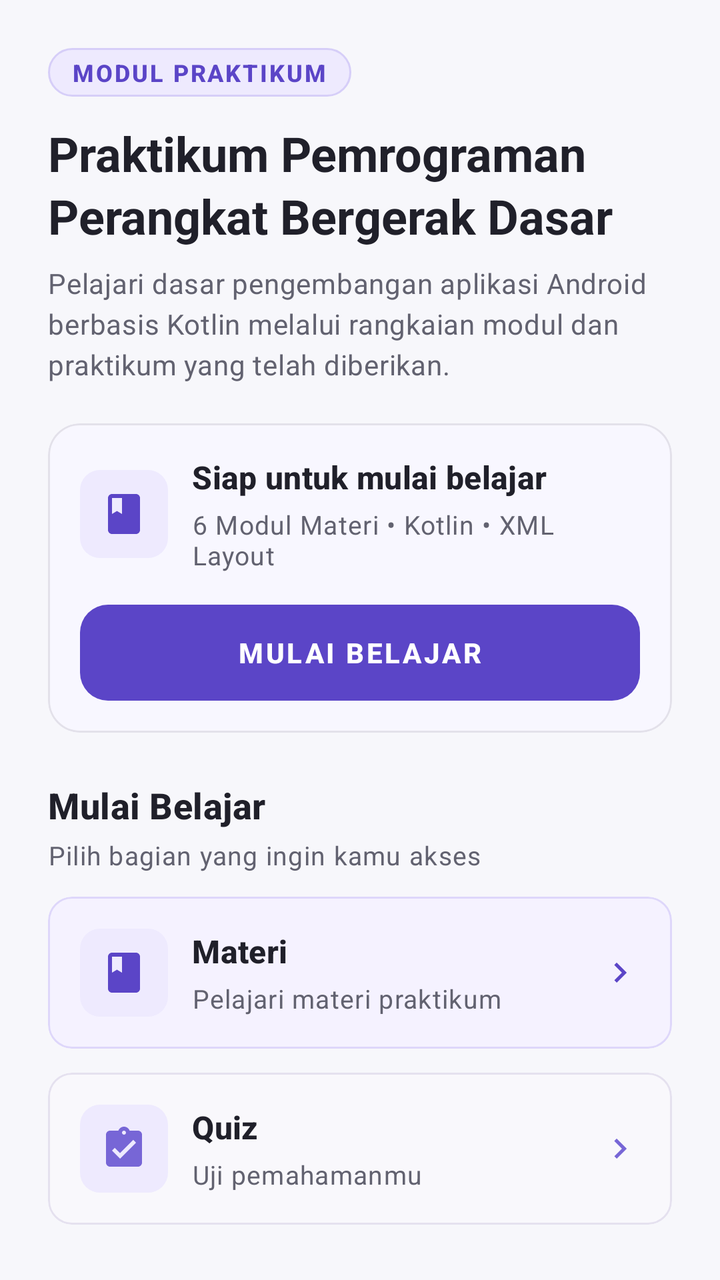
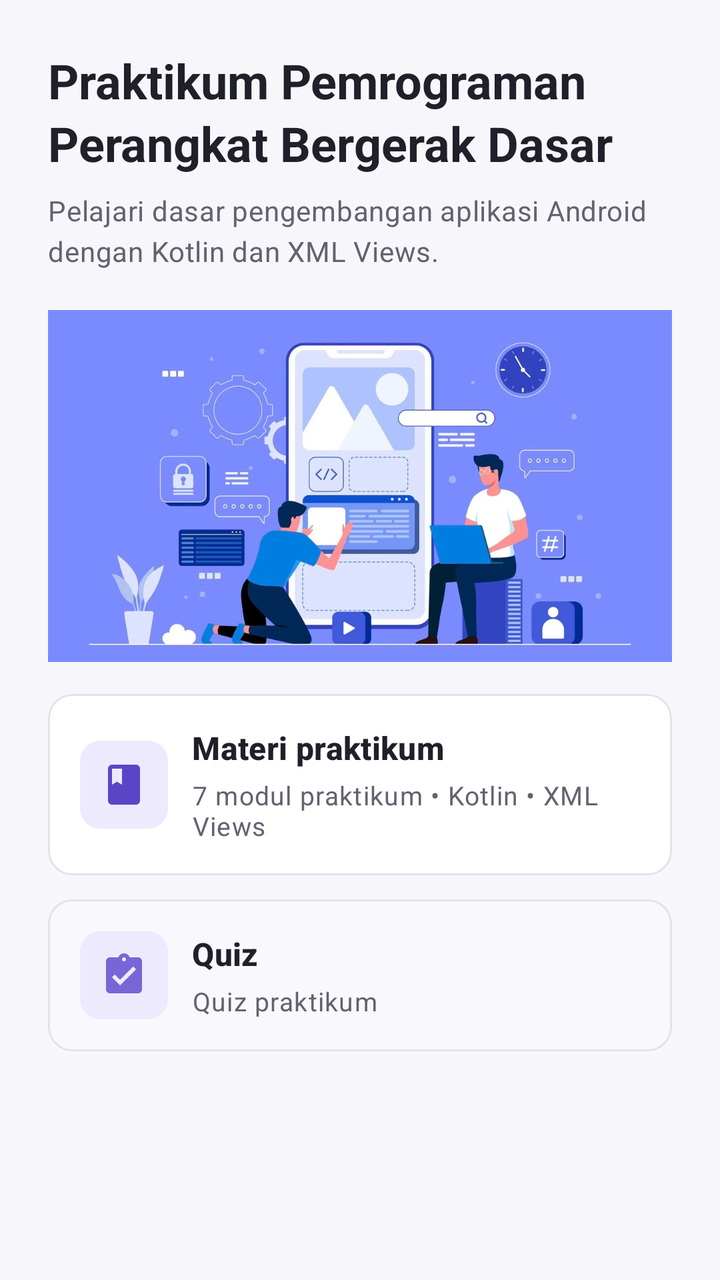

The first picture is an Android layout as it rendered before a commit; the second is the same layout after the commit. The layout source and the unified diff follow.
<!-- AndroidManifest.xml: application theme Theme.CourseApp -->
<!-- res/layout/fragment_home.xml -->
<?xml version="1.0" encoding="utf-8"?>
<androidx.core.widget.NestedScrollView xmlns:android="http://schemas.android.com/apk/res/android"
    xmlns:app="http://schemas.android.com/apk/res-auto"
    xmlns:tools="http://schemas.android.com/tools"
    android:layout_width="match_parent"
    android:layout_height="match_parent"
    android:fillViewport="true"
    android:background="@color/background">

    <LinearLayout
        android:layout_width="match_parent"
        android:layout_height="wrap_content"
        android:orientation="vertical"
        android:paddingStart="@dimen/page_padding_horizontal"
        android:paddingTop="@dimen/page_padding_vertical"
        android:paddingEnd="@dimen/page_padding_horizontal"
        android:paddingBottom="@dimen/space_24"
        android:clipToPadding="false">

        <TextView
            android:id="@+id/tvCourseBadge"
            android:layout_width="wrap_content"
            android:layout_height="wrap_content"
            android:background="@drawable/bg_badge_unavailable"
            android:paddingStart="@dimen/space_12"
            android:paddingTop="@dimen/space_4"
            android:paddingEnd="@dimen/space_12"
            android:paddingBottom="@dimen/space_4"
            android:text="@string/home_class_badge"
            android:textAppearance="@style/TextAppearance.CourseApp.Label"
            android:letterSpacing="0.08" />

        <TextView
            android:id="@+id/tvHomeCourseTitle"
            android:layout_width="wrap_content"
            android:layout_height="wrap_content"
            android:layout_marginTop="@dimen/space_12"
            android:text="@string/home_course_title"
            android:textAppearance="@style/TextAppearance.CourseApp.ScreenTitle"
            android:lineSpacingExtra="3dp" />

        <TextView
            android:id="@+id/tvHomeCourseDesc"
            android:layout_width="wrap_content"
            android:layout_height="wrap_content"
            android:layout_marginTop="@dimen/space_8"
            android:text="@string/home_course_desc"
            android:textAppearance="@style/TextAppearance.CourseApp.Body"
            android:textColor="@color/secondary_text"
            android:lineSpacingExtra="4dp" />

        <com.google.android.material.card.MaterialCardView
            android:id="@+id/cardHeroCourse"
            android:layout_width="match_parent"
            android:layout_height="wrap_content"
            android:layout_marginTop="@dimen/space_20"
            style="@style/Widget.CourseApp.FeatureCard"
            app:cardBackgroundColor="@color/surface_tinted">

            <LinearLayout
                android:layout_width="match_parent"
                android:layout_height="wrap_content"
                android:orientation="vertical"
                android:padding="@dimen/space_16">

                <LinearLayout
                    android:layout_width="match_parent"
                    android:layout_height="wrap_content"
                    android:gravity="center_vertical"
                    android:orientation="horizontal">

                    <FrameLayout
                        android:layout_width="@dimen/icon_container_size"
                        android:layout_height="@dimen/icon_container_size"
                        android:background="@drawable/bg_number_badge">

                        <ImageView
                            android:layout_width="24dp"
                            android:layout_height="24dp"
                            android:layout_gravity="center"
                            android:contentDescription="@null"
                            android:src="@drawable/ic_materi"
                            app:tint="@color/primary" />
                    </FrameLayout>

                    <LinearLayout
                        android:layout_width="0dp"
                        android:layout_height="wrap_content"
                        android:layout_marginStart="@dimen/space_12"
                        android:layout_weight="1"
                        android:orientation="vertical">

                        <TextView
                            android:layout_width="wrap_content"
                            android:layout_height="wrap_content"
                            android:text="@string/home_progress_title"
                            android:textAppearance="@style/TextAppearance.CourseApp.CardTitle" />

                        <TextView
                            android:id="@+id/tvCourseMeta"
                            android:layout_width="wrap_content"
                            android:layout_height="wrap_content"
                            android:layout_marginTop="@dimen/space_4"
                            android:text="@string/home_meta_topics"
                            android:textAppearance="@style/TextAppearance.CourseApp.Supporting" />
                    </LinearLayout>
                </LinearLayout>

                <androidx.appcompat.widget.AppCompatButton
                    android:id="@+id/btnContinueLearning"
                    style="@style/CustomRoundedButton"
                    android:layout_width="match_parent"
                    android:layout_height="wrap_content"
                    android:layout_marginTop="@dimen/space_16"
                    android:text="@string/home_continue_learning" />

            </LinearLayout>

        </com.google.android.material.card.MaterialCardView>

        <TextView
            android:id="@+id/tvSectionNavTitle"
            android:layout_width="wrap_content"
            android:layout_height="wrap_content"
            android:layout_marginTop="@dimen/space_24"
            android:text="@string/home_section_nav_title"
            android:textAppearance="@style/TextAppearance.CourseApp.SectionTitle" />

        <TextView
            android:id="@+id/tvSectionNavDesc"
            android:layout_width="wrap_content"
            android:layout_height="wrap_content"
            android:layout_marginTop="@dimen/space_4"
            android:text="@string/home_section_nav_desc"
            android:textAppearance="@style/TextAppearance.CourseApp.Supporting" />

        <com.google.android.material.card.MaterialCardView
            android:id="@+id/cardNavMateri"
            android:layout_width="match_parent"
            android:layout_height="wrap_content"
            android:layout_marginTop="@dimen/space_12"
            android:clickable="true"
            android:focusable="true"
            style="@style/Widget.CourseApp.Card"
            app:strokeColor="@color/accent_materi_border"
            app:strokeWidth="1dp"
            app:cardBackgroundColor="@color/accent_materi_bg">

            <LinearLayout
                android:layout_width="match_parent"
                android:layout_height="wrap_content"
                android:orientation="horizontal"
                android:gravity="center_vertical"
                android:padding="@dimen/space_16">

                <FrameLayout
                    android:layout_width="@dimen/icon_container_size"
                    android:layout_height="@dimen/icon_container_size"
                    android:background="@drawable/bg_number_badge">

                    <ImageView
                        android:layout_width="24dp"
                        android:layout_height="24dp"
                        android:layout_gravity="center"
                        android:src="@drawable/ic_materi"
                        app:tint="@color/primary"
                        android:contentDescription="@null" />
                </FrameLayout>

                <LinearLayout
                    android:layout_width="0dp"
                    android:layout_height="wrap_content"
                    android:layout_weight="1"
                    android:layout_marginStart="@dimen/space_12"
                    android:layout_marginEnd="@dimen/space_8"
                    android:orientation="vertical">

                    <TextView
                        android:layout_width="wrap_content"
                        android:layout_height="wrap_content"
                        android:text="@string/home_nav_materi_title"
                        android:textAppearance="@style/TextAppearance.CourseApp.CardTitle" />

                    <TextView
                        android:layout_width="wrap_content"
                        android:layout_height="wrap_content"
                        android:layout_marginTop="@dimen/space_4"
                        android:text="@string/home_nav_materi_desc"
                        android:textAppearance="@style/TextAppearance.CourseApp.Supporting" />

                </LinearLayout>

                <ImageView
                    android:layout_width="20dp"
                    android:layout_height="20dp"
                    android:src="@drawable/ic_arrow_forward"
                    app:tint="@color/primary"
                    android:contentDescription="@null" />

            </LinearLayout>

        </com.google.android.material.card.MaterialCardView>

        <com.google.android.material.card.MaterialCardView
            android:id="@+id/cardNavQuiz"
            android:layout_width="match_parent"
            android:layout_height="wrap_content"
            android:layout_marginTop="@dimen/space_12"
            android:clickable="true"
            android:focusable="true"
            style="@style/Widget.CourseApp.Card"
            app:strokeColor="@color/accent_quiz_border"
            app:strokeWidth="1dp"
            app:cardBackgroundColor="@color/accent_quiz_bg">

            <LinearLayout
                android:layout_width="match_parent"
                android:layout_height="wrap_content"
                android:orientation="horizontal"
                android:gravity="center_vertical"
                android:padding="@dimen/space_16">

                <FrameLayout
                    android:layout_width="@dimen/icon_container_size"
                    android:layout_height="@dimen/icon_container_size"
                    android:background="@drawable/bg_number_badge">

                    <ImageView
                        android:layout_width="24dp"
                        android:layout_height="24dp"
                        android:layout_gravity="center"
                        android:src="@drawable/ic_quiz"
                        app:tint="@color/secondary"
                        android:contentDescription="@null" />
                </FrameLayout>

                <LinearLayout
                    android:layout_width="0dp"
                    android:layout_height="wrap_content"
                    android:layout_weight="1"
                    android:layout_marginStart="@dimen/space_12"
                    android:layout_marginEnd="@dimen/space_8"
                    android:orientation="vertical">

                    <TextView
                        android:layout_width="wrap_content"
                        android:layout_height="wrap_content"
                        android:text="@string/home_nav_quiz_title"
                        android:textAppearance="@style/TextAppearance.CourseApp.CardTitle" />

                    <TextView
                        android:layout_width="wrap_content"
                        android:layout_height="wrap_content"
                        android:layout_marginTop="@dimen/space_4"
                        android:text="@string/home_nav_quiz_desc"
                        android:textAppearance="@style/TextAppearance.CourseApp.Supporting" />

                </LinearLayout>

                <ImageView
                    android:layout_width="20dp"
                    android:layout_height="20dp"
                    android:src="@drawable/ic_arrow_forward"
                    app:tint="@color/secondary"
                    android:contentDescription="@null" />

            </LinearLayout>

        </com.google.android.material.card.MaterialCardView>

        <View
            android:layout_width="match_parent"
            android:layout_height="1dp"
            android:layout_marginTop="@dimen/space_32"
            android:background="@color/border_subtle" />

        <LinearLayout
            android:layout_width="match_parent"
            android:layout_height="wrap_content"
            android:orientation="vertical"
            android:gravity="center"
            android:layout_marginTop="@dimen/space_16"
            android:layout_marginBottom="@dimen/space_24">

            <TextView
                android:id="@+id/tvFooterBrand"
                android:layout_width="wrap_content"
                android:layout_height="wrap_content"
                android:text="@string/home_footer_brand"
                android:textAppearance="@style/TextAppearance.CourseApp.Supporting"
                android:textStyle="bold"
                android:letterSpacing="0.02" />

            <TextView
                android:id="@+id/tvFooterSub"
                android:layout_width="wrap_content"
                android:layout_height="wrap_content"
                android:layout_marginTop="@dimen/space_4"
                android:text="@string/home_footer_sub"
                android:textAppearance="@style/TextAppearance.CourseApp.Label"
                android:textColor="@color/muted_text" />

        </LinearLayout>

    </LinearLayout>

</androidx.core.widget.NestedScrollView>
<!-- resources referenced by this layout -->
<resources>
  <color name="accent_materi_bg">#F5F2FF</color>
  <color name="accent_materi_border">#DED7FA</color>
  <color name="border_subtle">#ECEAF1</color>
  <color name="muted_text">#797987</color>
  <color name="surface_tinted">#F8F7FF</color>
  <dimen name="space_32">32dp</dimen>
  <!-- drawable bg_badge_unavailable (drawable) -->
  <?xml version="1.0" encoding="utf-8"?>
  <shape xmlns:android="http://schemas.android.com/apk/res/android"
      android:shape="rectangle">
      <solid android:color="@color/badge_bg" />
      <stroke
          android:width="1dp"
          android:color="#D6CEF8" />
      <corners android:radius="20dp" />
  </shape>
  <!-- drawable ic_arrow_forward (drawable) -->
  <vector xmlns:android="http://schemas.android.com/apk/res/android"
      android:width="24dp"
      android:height="24dp"
      android:viewportWidth="24"
      android:viewportHeight="24">
      <path
          android:fillColor="#FF000000"
          android:pathData="M8.59,16.59L13.17,12 8.59,7.41 10,6l6,6 -6,6 -1.41,-1.41z" />
  </vector>
  <string name="home_class_badge">MODUL PRAKTIKUM</string>
  <string name="home_continue_learning">Mulai belajar</string>
  <string name="home_course_desc">Pelajari dasar pengembangan aplikasi Android berbasis Kotlin melalui rangkaian modul dan praktikum yang telah diberikan.</string>
  <string name="home_footer_brand">Course App</string>
  <string name="home_footer_sub">Praktikum Pemrograman Perangkat Bergerak Dasar</string>
  <string name="home_meta_topics">6 Modul Materi • Kotlin • XML Layout</string>
  <string name="home_nav_materi_desc">Pelajari materi praktikum</string>
  <string name="home_nav_materi_title">Materi</string>
  <string name="home_nav_quiz_desc">Uji pemahamanmu</string>
  <string name="home_progress_title">Siap untuk mulai belajar</string>
  <string name="home_section_nav_desc">Pilih bagian yang ingin kamu akses</string>
  <string name="home_section_nav_title">Mulai Belajar</string>
  <style name="CustomRoundedButton" parent="Widget.MaterialComponents.Button">
          <item name="android:background">@drawable/rounded_button</item>
          <item name="backgroundTint">@null</item>
          <item name="android:textColor">@color/white</item>
          <item name="android:textSize">14sp</item>
          <item name="android:textStyle">bold</item>
          <item name="android:minHeight">@dimen/button_min_height</item>
          <item name="android:paddingTop">12dp</item>
          <item name="android:paddingBottom">12dp</item>
          <item name="android:paddingStart">20dp</item>
          <item name="android:paddingEnd">20dp</item>
          <item name="android:stateListAnimator">@null</item>
          <item name="android:gravity">center</item>
      </style>
  <style name="TextAppearance.CourseApp.Label" parent="TextAppearance.Material3.LabelMedium">
          <item name="android:textColor">@color/primary</item>
          <item name="android:textSize">12sp</item>
          <item name="android:textStyle">bold</item>
      </style>
  <style name="TextAppearance.CourseApp.SectionTitle" parent="TextAppearance.Material3.TitleMedium">
          <item name="android:textColor">@color/primary_text</item>
          <item name="android:textSize">18sp</item>
          <item name="android:textStyle">bold</item>
      </style>
  <style name="Widget.CourseApp.FeatureCard" parent="Widget.CourseApp.Card">
          <item name="cardCornerRadius">@dimen/radius_large</item>
      </style>
  <color name="badge_bg">#EEEAFE</color>
  <!-- drawable rounded_button (drawable) -->
  <?xml version="1.0" encoding="utf-8"?>
  <selector xmlns:android="http://schemas.android.com/apk/res/android">
      
      <item android:state_pressed="true">
          <shape android:shape="rectangle">
              <solid android:color="@color/primary_dark" />
              <corners android:radius="14dp" />
          </shape>
      </item>
      
      <item>
          <shape android:shape="rectangle">
              <solid android:color="@color/primary" />
              <corners android:radius="14dp" />
          </shape>
      </item>
  </selector>
  <color name="white">#FFFFFFFF</color>
  <dimen name="button_min_height">48dp</dimen>
  <dimen name="radius_large">16dp</dimen>
  <color name="primary_dark">#4633A6</color>
  <!-- unchanged entries left out for length: 32 -->
</resources>

<!-- the commit's change to res/layout/fragment_home.xml (unified diff, before → after) -->
@@ -18,23 +18,9 @@
         android:clipToPadding="false">
 
         <TextView
-            android:id="@+id/tvCourseBadge"
-            android:layout_width="wrap_content"
-            android:layout_height="wrap_content"
-            android:background="@drawable/bg_badge_unavailable"
-            android:paddingStart="@dimen/space_12"
-            android:paddingTop="@dimen/space_4"
-            android:paddingEnd="@dimen/space_12"
-            android:paddingBottom="@dimen/space_4"
-            android:text="@string/home_class_badge"
-            android:textAppearance="@style/TextAppearance.CourseApp.Label"
-            android:letterSpacing="0.08" />
-
-        <TextView
             android:id="@+id/tvHomeCourseTitle"
             android:layout_width="wrap_content"
             android:layout_height="wrap_content"
-            android:layout_marginTop="@dimen/space_12"
             android:text="@string/home_course_title"
             android:textAppearance="@style/TextAppearance.CourseApp.ScreenTitle"
             android:lineSpacingExtra="3dp" />
@@ -49,13 +35,24 @@
             android:textColor="@color/secondary_text"
             android:lineSpacingExtra="4dp" />
 
+        <ImageView
+            android:id="@+id/ivHomeCourse"
+            android:layout_width="match_parent"
+            android:layout_height="176dp"
+            android:layout_marginTop="@dimen/space_20"
+            android:contentDescription="@string/home_course_placeholder_alt"
+            android:scaleType="centerCrop"
+            android:src="@drawable/home_course" />
+
         <com.google.android.material.card.MaterialCardView
             android:id="@+id/cardHeroCourse"
             android:layout_width="match_parent"
             android:layout_height="wrap_content"
-            android:layout_marginTop="@dimen/space_20"
-            style="@style/Widget.CourseApp.FeatureCard"
-            app:cardBackgroundColor="@color/surface_tinted">
+            android:layout_marginTop="@dimen/space_16"
+            android:clickable="true"
+            android:focusable="true"
+            style="@style/Widget.CourseApp.Card"
+            app:cardBackgroundColor="@color/surface">
 
             <LinearLayout
                 android:layout_width="match_parent"
@@ -105,97 +102,6 @@
                             android:textAppearance="@style/TextAppearance.CourseApp.Supporting" />
                     </LinearLayout>
                 </LinearLayout>
-
-                <androidx.appcompat.widget.AppCompatButton
-                    android:id="@+id/btnContinueLearning"
-                    style="@style/CustomRoundedButton"
-                    android:layout_width="match_parent"
-                    android:layout_height="wrap_content"
-                    android:layout_marginTop="@dimen/space_16"
-                    android:text="@string/home_continue_learning" />
-
-            </LinearLayout>
-
-        </com.google.android.material.card.MaterialCardView>
-
-        <TextView
-            android:id="@+id/tvSectionNavTitle"
-            android:layout_width="wrap_content"
-            android:layout_height="wrap_content"
-            android:layout_marginTop="@dimen/space_24"
-            android:text="@string/home_section_nav_title"
-            android:textAppearance="@style/TextAppearance.CourseApp.SectionTitle" />
-
-        <TextView
-            android:id="@+id/tvSectionNavDesc"
-            android:layout_width="wrap_content"
-            android:layout_height="wrap_content"
-            android:layout_marginTop="@dimen/space_4"
-            android:text="@string/home_section_nav_desc"
-            android:textAppearance="@style/TextAppearance.CourseApp.Supporting" />
-
-        <com.google.android.material.card.MaterialCardView
-            android:id="@+id/cardNavMateri"
-            android:layout_width="match_parent"
-            android:layout_height="wrap_content"
-            android:layout_marginTop="@dimen/space_12"
-            android:clickable="true"
-            android:focusable="true"
-            style="@style/Widget.CourseApp.Card"
-            app:strokeColor="@color/accent_materi_border"
-            app:strokeWidth="1dp"
-            app:cardBackgroundColor="@color/accent_materi_bg">
-
-            <LinearLayout
-                android:layout_width="match_parent"
-                android:layout_height="wrap_content"
-                android:orientation="horizontal"
-                android:gravity="center_vertical"
-                android:padding="@dimen/space_16">
-
-                <FrameLayout
-                    android:layout_width="@dimen/icon_container_size"
-                    android:layout_height="@dimen/icon_container_size"
-                    android:background="@drawable/bg_number_badge">
-
-                    <ImageView
-                        android:layout_width="24dp"
-                        android:layout_height="24dp"
-                        android:layout_gravity="center"
-                        android:src="@drawable/ic_materi"
-                        app:tint="@color/primary"
-                        android:contentDescription="@null" />
-                </FrameLayout>
-
-                <LinearLayout
-                    android:layout_width="0dp"
-                    android:layout_height="wrap_content"
-                    android:layout_weight="1"
-                    android:layout_marginStart="@dimen/space_12"
-                    android:layout_marginEnd="@dimen/space_8"
-                    android:orientation="vertical">
-
-                    <TextView
-                        android:layout_width="wrap_content"
-                        android:layout_height="wrap_content"
-                        android:text="@string/home_nav_materi_title"
-                        android:textAppearance="@style/TextAppearance.CourseApp.CardTitle" />
-
-                    <TextView
-                        android:layout_width="wrap_content"
-                        android:layout_height="wrap_content"
-                        android:layout_marginTop="@dimen/space_4"
-                        android:text="@string/home_nav_materi_desc"
-                        android:textAppearance="@style/TextAppearance.CourseApp.Supporting" />
-
-                </LinearLayout>
-
-                <ImageView
-                    android:layout_width="20dp"
-                    android:layout_height="20dp"
-                    android:src="@drawable/ic_arrow_forward"
-                    app:tint="@color/primary"
-                    android:contentDescription="@null" />
 
             </LinearLayout>
 
@@ -257,51 +163,10 @@
 
                 </LinearLayout>
 
-                <ImageView
-                    android:layout_width="20dp"
-                    android:layout_height="20dp"
-                    android:src="@drawable/ic_arrow_forward"
-                    app:tint="@color/secondary"
-                    android:contentDescription="@null" />
-
             </LinearLayout>
 
         </com.google.android.material.card.MaterialCardView>
 
-        <View
-            android:layout_width="match_parent"
-            android:layout_height="1dp"
-            android:layout_marginTop="@dimen/space_32"
-            android:background="@color/border_subtle" />
-
-        <LinearLayout
-            android:layout_width="match_parent"
-            android:layout_height="wrap_content"
-            android:orientation="vertical"
-            android:gravity="center"
-            android:layout_marginTop="@dimen/space_16"
-            android:layout_marginBottom="@dimen/space_24">
-
-            <TextView
-                android:id="@+id/tvFooterBrand"
-                android:layout_width="wrap_content"
-                android:layout_height="wrap_content"
-                android:text="@string/home_footer_brand"
-                android:textAppearance="@style/TextAppearance.CourseApp.Supporting"
-                android:textStyle="bold"
-                android:letterSpacing="0.02" />
-
-            <TextView
-                android:id="@+id/tvFooterSub"
-                android:layout_width="wrap_content"
-                android:layout_height="wrap_content"
-                android:layout_marginTop="@dimen/space_4"
-                android:text="@string/home_footer_sub"
-                android:textAppearance="@style/TextAppearance.CourseApp.Label"
-                android:textColor="@color/muted_text" />
-
-        </LinearLayout>
-
     </LinearLayout>
 
 </androidx.core.widget.NestedScrollView>
<!-- resource entries referenced after the edit -->
@@ -1,93 +1,11 @@
 <!-- resources referenced by this layout -->
 <resources>
-  <color name="accent_materi_bg">#F5F2FF</color>
-  <color name="accent_materi_border">#DED7FA</color>
-  <color name="border_subtle">#ECEAF1</color>
-  <color name="muted_text">#797987</color>
-  <color name="surface_tinted">#F8F7FF</color>
-  <dimen name="space_32">32dp</dimen>
-  <!-- drawable bg_badge_unavailable (drawable) -->
-  <?xml version="1.0" encoding="utf-8"?>
-  <shape xmlns:android="http://schemas.android.com/apk/res/android"
-      android:shape="rectangle">
-      <solid android:color="@color/badge_bg" />
-      <stroke
-          android:width="1dp"
-          android:color="#D6CEF8" />
-      <corners android:radius="20dp" />
-  </shape>
-  <!-- drawable ic_arrow_forward (drawable) -->
-  <vector xmlns:android="http://schemas.android.com/apk/res/android"
-      android:width="24dp"
-      android:height="24dp"
-      android:viewportWidth="24"
-      android:viewportHeight="24">
-      <path
-          android:fillColor="#FF000000"
-          android:pathData="M8.59,16.59L13.17,12 8.59,7.41 10,6l6,6 -6,6 -1.41,-1.41z" />
-  </vector>
-  <string name="home_class_badge">MODUL PRAKTIKUM</string>
-  <string name="home_continue_learning">Mulai belajar</string>
-  <string name="home_course_desc">Pelajari dasar pengembangan aplikasi Android berbasis Kotlin melalui rangkaian modul dan praktikum yang telah diberikan.</string>
-  <string name="home_footer_brand">Course App</string>
-  <string name="home_footer_sub">Praktikum Pemrograman Perangkat Bergerak Dasar</string>
-  <string name="home_meta_topics">6 Modul Materi • Kotlin • XML Layout</string>
-  <string name="home_nav_materi_desc">Pelajari materi praktikum</string>
-  <string name="home_nav_materi_title">Materi</string>
-  <string name="home_nav_quiz_desc">Uji pemahamanmu</string>
-  <string name="home_progress_title">Siap untuk mulai belajar</string>
-  <string name="home_section_nav_desc">Pilih bagian yang ingin kamu akses</string>
-  <string name="home_section_nav_title">Mulai Belajar</string>
-  <style name="CustomRoundedButton" parent="Widget.MaterialComponents.Button">
-          <item name="android:background">@drawable/rounded_button</item>
-          <item name="backgroundTint">@null</item>
-          <item name="android:textColor">@color/white</item>
-          <item name="android:textSize">14sp</item>
-          <item name="android:textStyle">bold</item>
-          <item name="android:minHeight">@dimen/button_min_height</item>
-          <item name="android:paddingTop">12dp</item>
-          <item name="android:paddingBottom">12dp</item>
-          <item name="android:paddingStart">20dp</item>
-          <item name="android:paddingEnd">20dp</item>
-          <item name="android:stateListAnimator">@null</item>
-          <item name="android:gravity">center</item>
-      </style>
-  <style name="TextAppearance.CourseApp.Label" parent="TextAppearance.Material3.LabelMedium">
-          <item name="android:textColor">@color/primary</item>
-          <item name="android:textSize">12sp</item>
-          <item name="android:textStyle">bold</item>
-      </style>
-  <style name="TextAppearance.CourseApp.SectionTitle" parent="TextAppearance.Material3.TitleMedium">
-          <item name="android:textColor">@color/primary_text</item>
-          <item name="android:textSize">18sp</item>
-          <item name="android:textStyle">bold</item>
-      </style>
-  <style name="Widget.CourseApp.FeatureCard" parent="Widget.CourseApp.Card">
-          <item name="cardCornerRadius">@dimen/radius_large</item>
-      </style>
-  <color name="badge_bg">#EEEAFE</color>
-  <!-- drawable rounded_button (drawable) -->
-  <?xml version="1.0" encoding="utf-8"?>
-  <selector xmlns:android="http://schemas.android.com/apk/res/android">
-      
-      <item android:state_pressed="true">
-          <shape android:shape="rectangle">
-              <solid android:color="@color/primary_dark" />
-              <corners android:radius="14dp" />
-          </shape>
-      </item>
-      
-      <item>
-          <shape android:shape="rectangle">
-              <solid android:color="@color/primary" />
-              <corners android:radius="14dp" />
-          </shape>
-      </item>
-  </selector>
-  <color name="white">#FFFFFFFF</color>
-  <dimen name="button_min_height">48dp</dimen>
-  <dimen name="radius_large">16dp</dimen>
-  <color name="primary_dark">#4633A6</color>
+  <!-- drawable home_course: jpg bitmap (drawable, 59966 bytes) -->
+  <string name="home_course_desc">Pelajari dasar pengembangan aplikasi Android dengan Kotlin dan XML Views.</string>
+  <string name="home_course_placeholder_alt">Ilustrasi Praktikum Android</string>
+  <string name="home_meta_topics">7 modul praktikum • Kotlin • XML Views</string>
+  <string name="home_nav_quiz_desc">Quiz praktikum</string>
+  <string name="home_progress_title">Materi praktikum</string>
   <!-- unchanged entries left out for length: 32 -->
 </resources>
 
